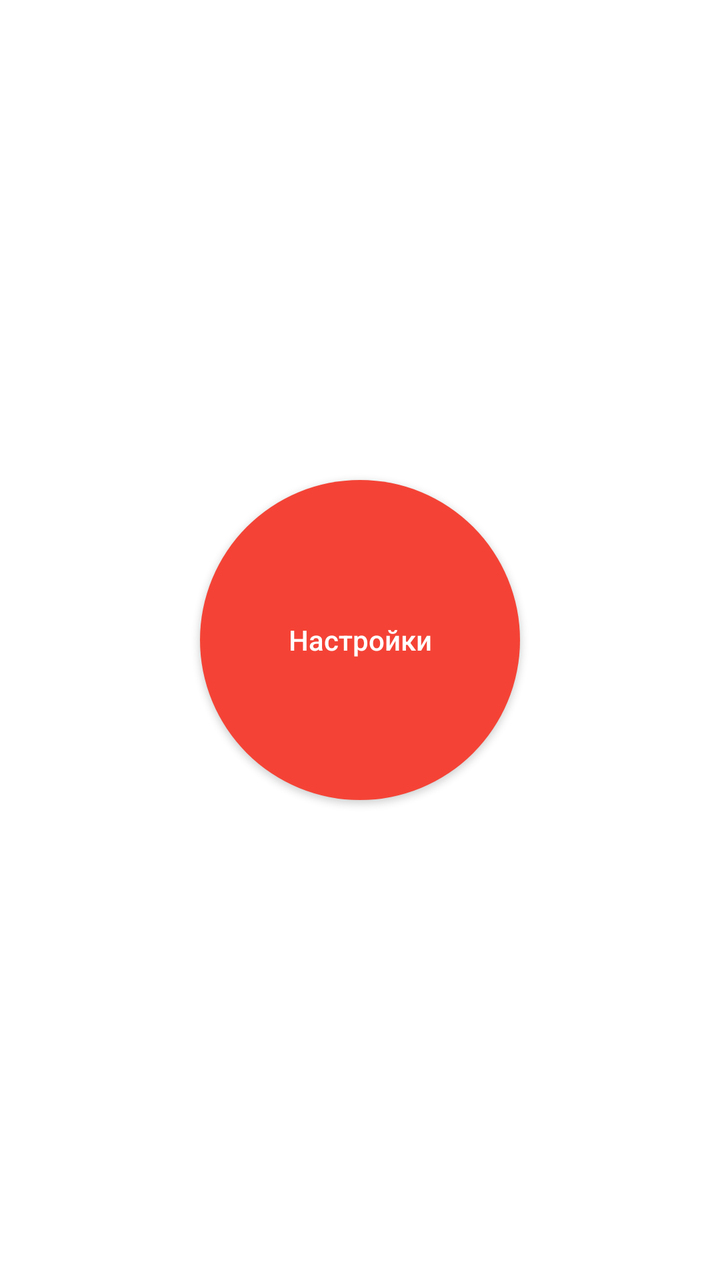
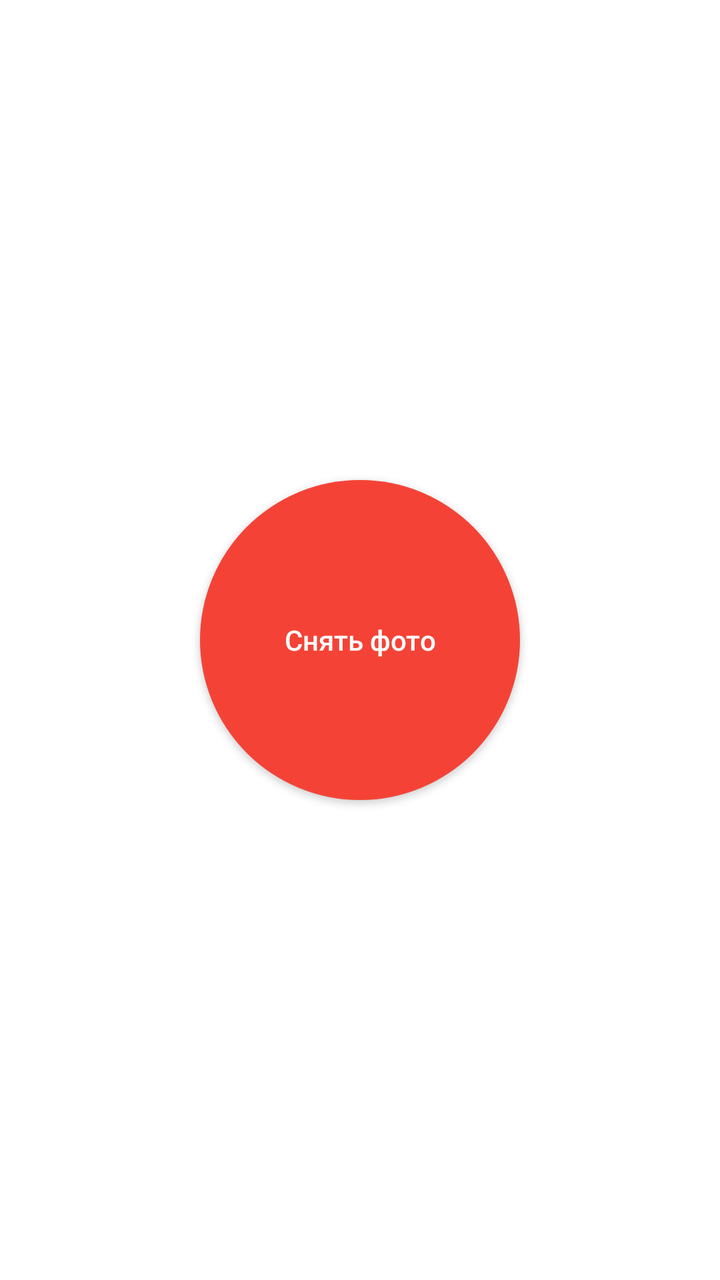

An Android layout rendered at two revisions. The XML below is the earlier revision; the diff shows what the commit changed to produce the second picture.
<!-- AndroidManifest.xml: application theme TransparentButtonTheme -->
<!-- res/layout/activity_main.xml -->
<?xml version="1.0" encoding="utf-8"?>
<FrameLayout xmlns:android="http://schemas.android.com/apk/res/android"
    android:layout_width="match_parent"
    android:layout_height="match_parent"
    android:background="@android:color/transparent">

    <Button
        android:id="@+id/settingsButton"
        android:layout_width="160dp"
        android:layout_height="160dp"
        android:layout_gravity="center"
        android:background="@drawable/red_round_button"
        android:backgroundTint="@null"
        android:minWidth="0dp"
        android:minHeight="0dp"
        android:padding="8dp"
        android:text="Настройки"
        android:textAllCaps="false"
        android:textColor="#FFFFFF" />
</FrameLayout>
<!-- resources referenced by this layout -->
<resources>
  <!-- drawable red_round_button (drawable) -->
  <?xml version="1.0" encoding="utf-8"?>
  <shape xmlns:android="http://schemas.android.com/apk/res/android"
      android:shape="oval">
      <solid android:color="#F44336" />
  </shape>
  <style name="TransparentButtonTheme" parent="@android:style/Theme.Material.Light.NoActionBar">
          <item name="android:windowIsTranslucent">true</item>
          <item name="android:windowBackground">@android:color/transparent</item>
          <item name="android:colorAccent">#F44336</item>
          <item name="android:backgroundDimEnabled">false</item>
          <item name="android:windowNoTitle">true</item>
      </style>
</resources>

<!-- the commit's change to res/layout/activity_main.xml (unified diff, before → after) -->
@@ -1,8 +1,17 @@
 <?xml version="1.0" encoding="utf-8"?>
 <FrameLayout xmlns:android="http://schemas.android.com/apk/res/android"
+    xmlns:app="http://schemas.android.com/apk/res-auto"
     android:layout_width="match_parent"
     android:layout_height="match_parent"
     android:background="@android:color/transparent">
+
+    <androidx.camera.view.PreviewView
+        android:id="@+id/cameraPreview"
+        android:layout_width="match_parent"
+        android:layout_height="match_parent"
+        android:visibility="gone"
+        app:implementationMode="compatible"
+        app:scaleType="fillCenter" />
 
     <Button
         android:id="@+id/settingsButton"
@@ -14,7 +23,7 @@
         android:minWidth="0dp"
         android:minHeight="0dp"
         android:padding="8dp"
-        android:text="Настройки"
+        android:text="Снять фото"
         android:textAllCaps="false"
         android:textColor="#FFFFFF" />
 </FrameLayout>
